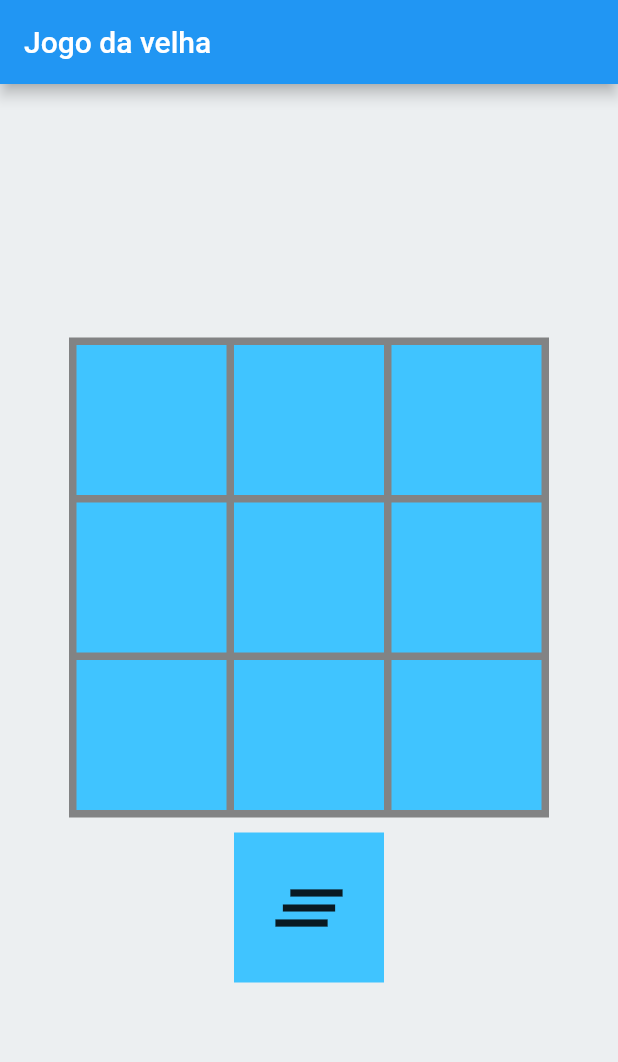
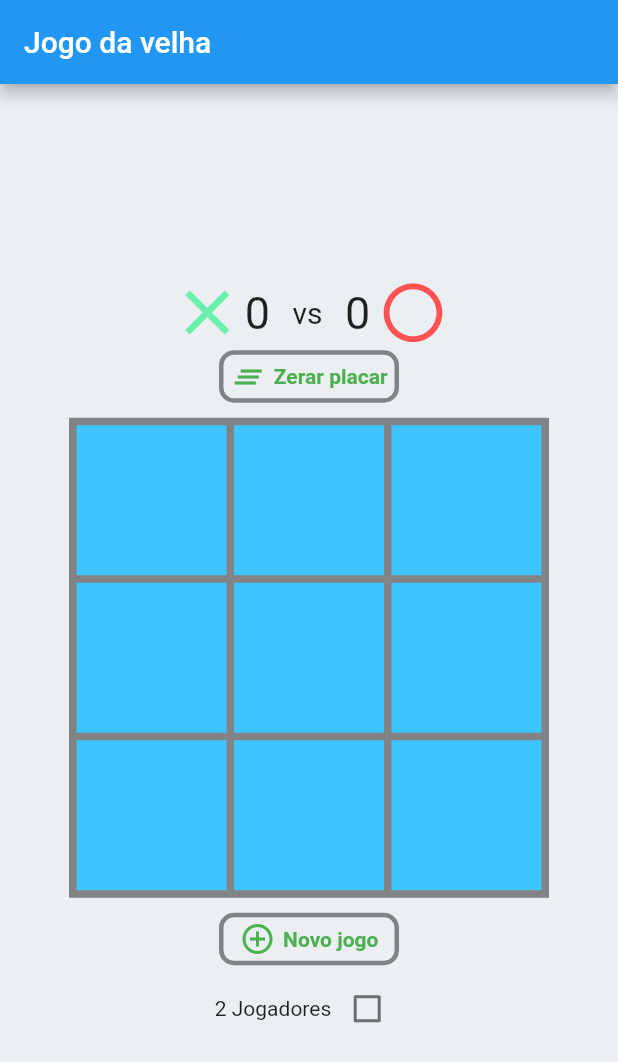
Before and after one commit to Kleber2909/JogoDaVelha, a Flutter app: the screen it shows after launch, on a phone screen of 412 x 824 dp. Shown: the top 1062 px of the screen. Run offline on Flutter 3.47's test engine with Material 2 defaults, Android fonts, the phone set to English and light mode, and no system bars; our stand-ins replace flutter_mobx, get_it, mobx; statements that could not run were skipped.

Commit message:
Implementado placar

```diff
--- a/lib/main.dart
+++ b/lib/main.dart
@@ -1,7 +1,14 @@
 import 'package:flutter/material.dart';
+import 'package:get_it/get_it.dart';
+import 'package:jogo_da_velha/src/jogo/JogoController.dart';
 import 'package:jogo_da_velha/src/jogo/JogoHome.dart';
 
-void main() => runApp(MyApp());
+void main() {
+  GetIt getIt = GetIt.I;
+  getIt.registerSingleton<JogoCotroller>(JogoCotroller());
+
+  runApp(MyApp());
+}
 
 class MyApp extends StatelessWidget {
   final title = 'Jogo da velha';
--- /dev/null
+++ b/lib/src/jogo/ButtonNewPlayer.dart
@@ -0,0 +1,45 @@
+import 'package:flutter/material.dart';
+import 'package:get_it/get_it.dart';
+
+import 'JogoController.dart';
+
+
+class ButtonNewPlayer extends StatelessWidget {
+  final _jogoController = GetIt.I.get<JogoCotroller>();
+
+  @override
+  Widget build(BuildContext context) {
+
+    return Padding(
+      padding: EdgeInsets.only(top: 10),
+      child: InkWell(
+        onTap: _jogoController.buttonClean,
+        child: Container(
+          height: 35,
+          width: 120,
+          decoration: BoxDecoration(
+            border: Border.all(
+              width: 3,
+              color: Colors.black45,
+            ),
+            borderRadius: BorderRadius.circular(10),
+          ),
+          child: Row(
+            mainAxisAlignment: MainAxisAlignment.center,
+            children: <Widget>[
+              Icon(Icons.add_circle_outline, color: Colors.green,),
+              SizedBox(width: 5,),
+              Text("Novo jogo",
+                style: TextStyle(
+                  color: Colors.green,
+                  fontWeight: FontWeight.bold,
+                ),
+              )
+            ],
+          ),
+        ),
+      )
+    );
+  }
+
+}
--- a/lib/src/jogo/Controller.dart
+++ b/lib/src/jogo/Controller.dart
@@ -7,19 +7,17 @@ class Controller {
 
   setCheck(int x, int y, int value) {
     matriz[x][y] = value;
+   /*
     print("--------");
     print(matriz[0]);
     print(matriz[1]);
     print(matriz[2]);
     print("--------");
-
-    //checkLine(x);
-    //checkCollun(y);
-    //checkDiagonally();
+  */
   }
 
   cleanGame() {
-    print("limpando");
+    //print("limpando");
     for (int i = 0; i < matriz.length; i++)
       for (int j = 0; j < matriz[i].length; j++) matriz[i][j] = 0;
   }
@@ -28,7 +26,7 @@ class Controller {
     int sumResult = 0;
     for (int i = 0; i < matriz.length; i++)
       sumResult += matriz[line][i];
-    print("Linha $sumResult") ;
+    //print("Linha $sumResult") ;
     if (sumResult == 3 || sumResult == -3)
       return true;
     else
@@ -39,7 +37,7 @@ class Controller {
     int sumResult = 0;
     for (int i = 0; i < matriz.length; i++)
       sumResult += matriz[i][collun];
-    print("Coluna $sumResult") ;
+    //print("Coluna $sumResult") ;
     if (sumResult == 3 || sumResult == -3)
       return true;
     else
@@ -54,7 +52,7 @@ class Controller {
     int sumResultSecondary = matriz[0][2] + matriz[1][1] + matriz[2][0];
     if (sumResultSecondary == 3 || sumResultSecondary == -3)
       return 2;
-    print("sumResultMan $sumResultMan  sumResultSecondary $sumResultSecondary");
+    //print("sumResultMan $sumResultMan  sumResultSecondary $sumResultSecondary");
 
     return 0;
   }
--- a/lib/src/jogo/JogoController.dart
+++ b/lib/src/jogo/JogoController.dart
@@ -60,6 +60,11 @@ class JogoCotroller {
   var animateDiag1 = Observable(false);
   var animateDiag2 = Observable(false);
 
+  var player1 = Observable(0);
+  var player2 = Observable(0);
+
+  var twoPayers = Observable(false);
+
   // #endregion
 
   // #region Action Declarete
@@ -76,7 +81,9 @@ class JogoCotroller {
       buttonClean,
       printWinnerLine,
       printWinnerCol,
-      printWinnerDiag;
+      printWinnerDiag,
+      winnerAdd,
+      setTwoPayers;
 
    // #endregion
 
@@ -94,6 +101,8 @@ class JogoCotroller {
     printWinnerLine = Action(_printWinnerLine);
     printWinnerCol = Action(_printWinnerCol);
     printWinnerDiag = Action(_printWinnerDiag);
+    winnerAdd = Action(_winnerAdd);
+    setTwoPayers = Action(_setTwoPayers);
 
     autorun((_){
      // print("animateLine1.value ${animateLine1.value}");
@@ -288,6 +297,7 @@ class JogoCotroller {
 
   _printWinnerLine(int x){
     _playing = false;
+    _winnerAdd();
     if(x == 0)
       animateLine1.value = true;
     else if(x == 1)
@@ -298,6 +308,7 @@ class JogoCotroller {
 
   _printWinnerCol(int y){
     _playing = false;
+    _winnerAdd();
     if(y == 0)
       animateColum1.value = true;
     else if(y == 1)
@@ -308,10 +319,15 @@ class JogoCotroller {
 
   _printWinnerDiag(int diag){
     _playing = false;
+    _winnerAdd();
     if(diag == 1)
       animateDiag1.value = true;
     else if(diag == 2)
       animateDiag2.value = true;
+  }
+
+  _winnerAdd(){
+    _player == 1 ? player1.value ++ : player2.value ++;
   }
 
   _buttonClean(){
@@ -347,6 +363,17 @@ class JogoCotroller {
     animateDiag2.value = false;
   }
 
+  cleanScoreboard(){
+    runInAction((){
+      player1.value = 0;
+      player2.value = 0;
+    });
+  }
+
+  _setTwoPayers(){
+    twoPayers.value = !twoPayers.value;
+  }
+
   getIcon(){
     _player = _countClick%2 == 0 ?  -1 : 1;
     return  material.Icon(
--- a/lib/src/jogo/JogoHome.dart
+++ b/lib/src/jogo/JogoHome.dart
@@ -1,6 +1,11 @@
 import 'package:flutter/material.dart';
 import 'package:flutter_mobx/flutter_mobx.dart';
+import 'package:get_it/get_it.dart';
 import 'package:jogo_da_velha/src/jogo/JogoController.dart';
+import 'package:jogo_da_velha/src/jogo/Scoreboard.dart';
+import 'package:jogo_da_velha/src/jogo/SelectPlayers.dart';
+
+import 'ButtonNewPlayer.dart';
 
 class JogoHome extends StatefulWidget {
   JogoHome({Key key, this.title}) : super(key: key);
@@ -11,7 +16,7 @@ class JogoHome extends StatefulWidget {
 }
 
 class _JogoHome extends State<JogoHome> {
-  JogoCotroller _jogoCotroller = JogoCotroller();
+  final _jogoController = GetIt.I.get<JogoCotroller>();
 
 
   _gestureDetector(double right, double bottom, int index, Function onTap, Icon icon) {
@@ -41,8 +46,6 @@ _positioned(double top, double left, double width, double height, double rotatio
       );
 }
 
-
-
   @override
   Widget build(BuildContext context) {
     return Scaffold(
@@ -54,6 +57,7 @@ _positioned(double top, double left, double width, double height, double rotatio
           child: Column(
                   mainAxisAlignment: MainAxisAlignment.center,
                   children: <Widget>[
+                    Scoreboard(),
                     Stack(
                       alignment: Alignment.center,
                       children: <Widget>[
@@ -71,18 +75,18 @@ _positioned(double top, double left, double width, double height, double rotatio
                                 children: <Widget>[
                                   Observer(builder: (_) {
                                     return _gestureDetector(5,5,1,
-                                        _jogoCotroller.button1Action,
-                                        _jogoCotroller.icon1);
+                                        _jogoController.button1Action,
+                                        _jogoController.icon1);
                                   }),
                                   Observer(builder: (_) {
                                     return _gestureDetector(5, 5, 2,
-                                        _jogoCotroller.button2Action,
-                                        _jogoCotroller.icon2);
+                                        _jogoController.button2Action,
+                                        _jogoController.icon2);
                                   }),
                                   Observer(builder: (_) {
                                     return _gestureDetector(0, 5, 3,
-                                        _jogoCotroller.button3Action,
-                                        _jogoCotroller.icon3);
+                                        _jogoController.button3Action,
+                                        _jogoController.icon3);
                                   }),
                                 ],
                               ),
@@ -91,18 +95,18 @@ _positioned(double top, double left, double width, double height, double rotatio
                                 children: <Widget>[
                                   Observer(builder: (_) {
                                     return _gestureDetector(5, 5, 4,
-                                        _jogoCotroller.button4Action,
-                                        _jogoCotroller.icon4);
+                                        _jogoController.button4Action,
+                                        _jogoController.icon4);
                                   }),
                                 Observer(builder: (_) {
                                     return _gestureDetector(5, 5, 5,
-                                        _jogoCotroller.button5Action,
-                                        _jogoCotroller.icon5);
+                                        _jogoController.button5Action,
+                                        _jogoController.icon5);
                                   }),
                                 Observer(builder: (_) {
                                     return _gestureDetector(0, 5, 6,
-                                        _jogoCotroller.button6Action,
-                                        _jogoCotroller.icon6);
+                                        _jogoController.button6Action,
+                                        _jogoController.icon6);
                                   }),
                                 ],
                               ),
@@ -111,18 +115,18 @@ _positioned(double top, double left, double width, double height, double rotatio
                                 children: <Widget>[
                                   Observer(builder: (_) {
                                     return _gestureDetector(5, 0, 7,
-                                        _jogoCotroller.button7Action,
-                                        _jogoCotroller.icon7);
+                                        _jogoController.button7Action,
+                                        _jogoController.icon7);
                                   }),
                                   Observer(builder: (_) {
                                     return _gestureDetector(5, 0, 8,
-                                        _jogoCotroller.button8Action,
-                                        _jogoCotroller.icon8);
+                                        _jogoController.button8Action,
+                                        _jogoController.icon8);
                                   }),
                                   Observer(builder: (_) {
                                     return _gestureDetector(0, 0, 9,
-                                        _jogoCotroller.button9Action,
-                                        _jogoCotroller.icon9);
+                                        _jogoController.button9Action,
+                                        _jogoController.icon9);
                                   }),
                                 ],
                               ),
@@ -132,40 +136,35 @@ _positioned(double top, double left, double width, double height, double rotatio
                         ),
 
                          Observer(builder: (_) {
-                          return _positioned(52, 10, 300, 5, 0, _jogoCotroller.animateLine1.value);
+                          return _positioned(52, 10, 300, 5, 0, _jogoController.animateLine1.value);
                          }),
                          Observer(builder: (_) {
-                          return _positioned(158, 10, 300, 5, 0, _jogoCotroller.animateLine2.value);
+                          return _positioned(158, 10, 300, 5, 0, _jogoController.animateLine2.value);
                          }),
                          Observer(builder: (_) {
-                          return _positioned(262, 10, 300, 5, 0, _jogoCotroller.animateLine3.value);
+                          return _positioned(262, 10, 300, 5, 0, _jogoController.animateLine3.value);
                          }),
 
                          Observer(builder: (_) {
-                          return _positioned(10, 52, 5, 300, 0, _jogoCotroller.animateColum1.value);
+                          return _positioned(10, 52, 5, 300, 0, _jogoController.animateColum1.value);
                          }),
                          Observer(builder: (_) {
-                          return _positioned(10, 158, 5, 300, 0, _jogoCotroller.animateColum2.value);
+                          return _positioned(10, 158, 5, 300, 0, _jogoController.animateColum2.value);
                          }),
                          Observer(builder: (_) {
-                          return _positioned(10, 262, 5, 300, 0, _jogoCotroller.animateColum3.value);
+                          return _positioned(10, 262, 5, 300, 0, _jogoController.animateColum3.value);
                          }),
 
                          Observer(builder: (_) {
-                          return _positioned(158, null, 400, 5, 45, _jogoCotroller.animateDiag1.value);
+                          return _positioned(158, null, 400, 5, 45, _jogoController.animateDiag1.value);
                          }),
                          Observer(builder: (_) {
-                          return _positioned(158, null, 400, 5, 135, _jogoCotroller.animateDiag2.value);
+                          return _positioned(158, null, 400, 5, 135, _jogoController.animateDiag2.value);
                          }),
                       ],
                     ),
-
-                Padding(
-                  padding: EdgeInsets.only(top: 10),
-                  child: _gestureDetector(0, 0, 0,
-                      _jogoCotroller.buttonClean,
-                      Icon(Icons.clear_all, size: 60,)),
-                ),
+                ButtonNewPlayer(),
+                SelectPlayers(),
               ],
             ),
         ));
--- /dev/null
+++ b/lib/src/jogo/Scoreboard.dart
@@ -0,0 +1,73 @@
+import 'package:flutter/material.dart';
+import 'package:flutter_mobx/flutter_mobx.dart';
+import 'package:get_it/get_it.dart';
+
+import 'JogoController.dart';
+
+
+class Scoreboard extends StatelessWidget {
+  final _jogoController = GetIt.I.get<JogoCotroller>();
+
+  @override
+  Widget build(BuildContext context) {
+
+    return Container(
+      padding: EdgeInsets.only(bottom: 10),
+      child: Column(
+          children: <Widget>[
+            Row(
+              mainAxisAlignment: MainAxisAlignment.center,
+              children: <Widget>[
+                Icon(Icons.clear,
+                  color: Colors.greenAccent,
+                  size: 50,
+                ),
+                Observer(builder: (_) {
+                  return Text(_jogoController.player1.value.toString(), style: TextStyle(fontSize: 30, ),);
+                }),
+                SizedBox(width: 15,),
+                Text("vs", style: TextStyle(fontSize: 20, ),),
+                SizedBox(width: 15,),
+                Observer(builder: (_){
+                  return Text(_jogoController.player2.value.toString(), style: TextStyle(fontSize: 30, ),);
+                }),
+                SizedBox(width: 5,),
+                Icon( Icons.radio_button_unchecked,
+                  color: Colors.redAccent,
+                  size: 47,
+                )
+              ],
+            ),
+            InkWell(
+                    onTap: _jogoController.cleanScoreboard,
+                    child: Container(
+                      height: 35,
+                      width: 120,
+                      decoration: BoxDecoration(
+                        border: Border.all(
+                          width: 3,
+                          color: Colors.black45,
+                        ),
+                        borderRadius: BorderRadius.circular(10),
+                      ),
+                      child: Row(
+                        mainAxisAlignment: MainAxisAlignment.center,
+                        children: <Widget>[
+                          Icon(Icons.clear_all, color: Colors.green,),
+                          SizedBox(width: 5,),
+                          Text("Zerar placar",
+                            style: TextStyle(
+                              color: Colors.green,
+                              fontWeight: FontWeight.bold,
+                            ),
+                          )
+                        ],
+                      ),
+                    ),
+                  )
+          ],
+      )
+    );
+  }
+
+}
--- /dev/null
+++ b/lib/src/jogo/SelectPlayers.dart
@@ -0,0 +1,32 @@
+import 'package:flutter/material.dart';
+import 'package:flutter_mobx/flutter_mobx.dart';
+import 'package:get_it/get_it.dart';
+import 'JogoController.dart';
+
+class SelectPlayers extends StatelessWidget {
+  final _jogoController = GetIt.I.get<JogoCotroller>();
+
+
+  //SingingCharacter _character = SingingCharacter.lafayette;
+  @override
+  Widget build(BuildContext context) {
+
+    return Container(
+              padding: EdgeInsets.only(top: 5),
+              child: Row(
+                mainAxisAlignment: MainAxisAlignment.center,
+                children: <Widget>[
+                  Text("2 Jogadores"),
+                  Observer(builder: (_) {
+                    return Checkbox(
+
+                      value: _jogoController.twoPayers.value,
+                      onChanged: (value) => _jogoController.setTwoPayers(),
+                    );}
+                  ),
+                ],
+              )
+            );
+  }
+
+}
--- a/pubspec.yaml
+++ b/pubspec.yaml
@@ -23,8 +23,9 @@ dependencies:
   # The following adds the Cupertino Icons font to your application.
   # Use with the CupertinoIcons class for iOS style icons.
   cupertino_icons: ^0.1.2
-  mobx: ^0.4.0+1
-  flutter_mobx: ^0.3.6
+  mobx: 0.4.0+1
+  flutter_mobx: 0.3.6
+  get_it: 3.1.0
 
 dev_dependencies:
   flutter_test:
```
Also changed, not shown: pubspec.lock.
